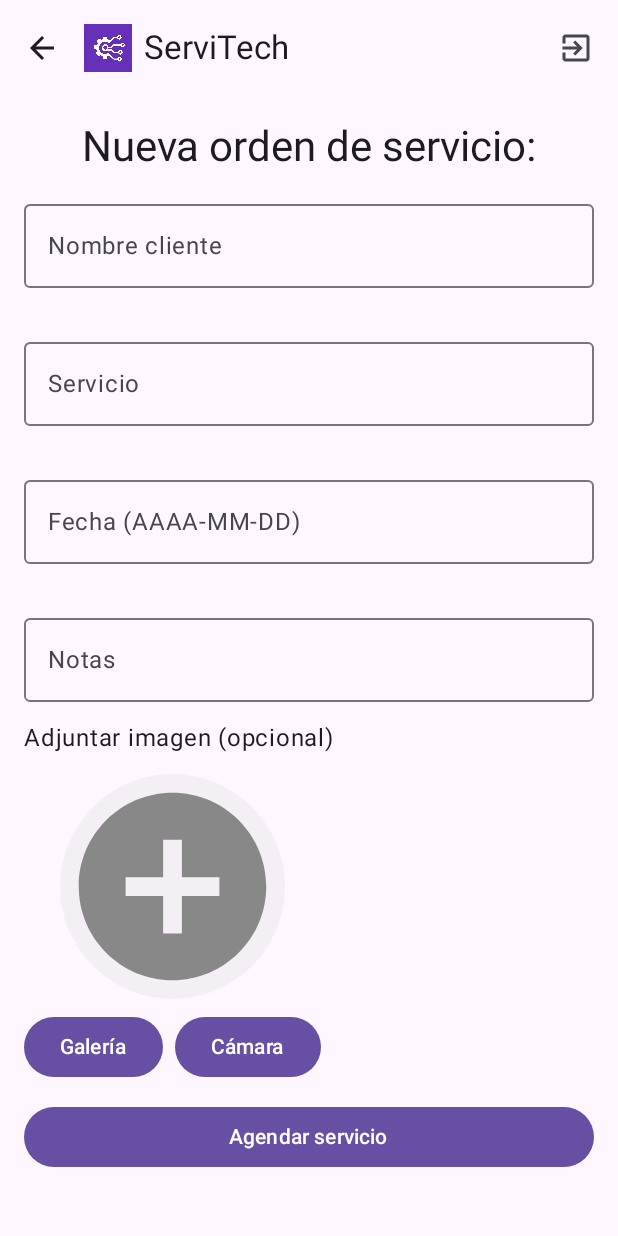
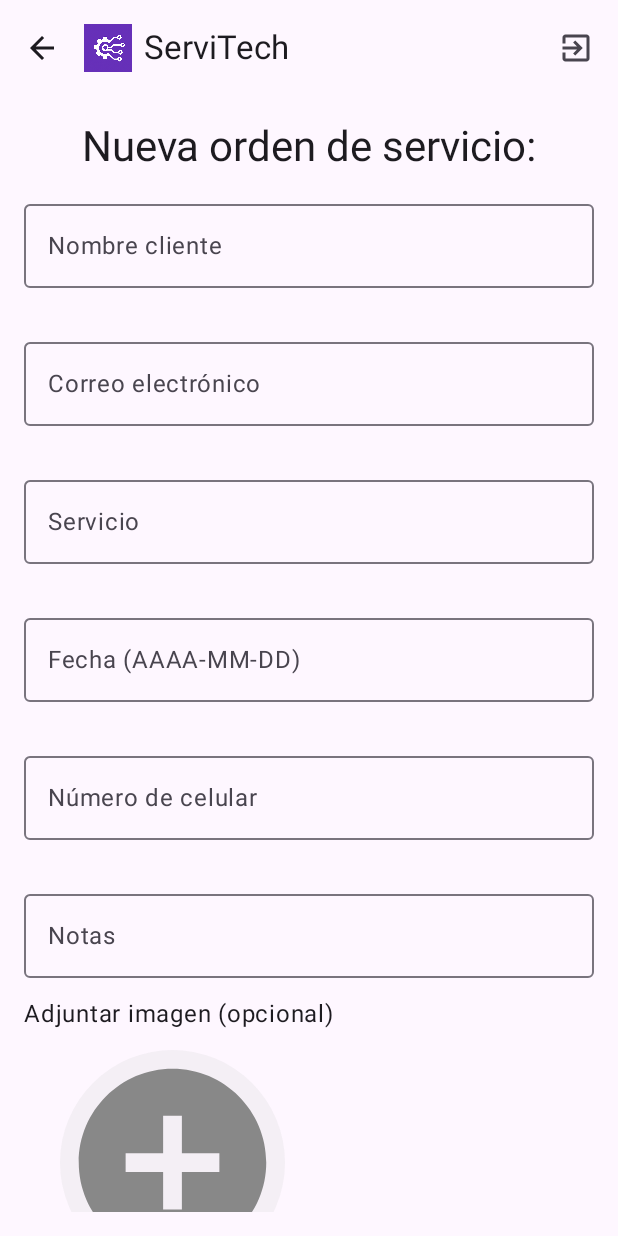
Before and after one commit to Carlospobletep99/Eval2, an Android app built with Jetpack Compose: the MainActivity screen opened directly, with no data from a screen before it, after a tap on "Nueva orden", on a phone screen of 412 x 824 dp. Run offline under Robolectric (Android 15) with nearby library versions, the phone set to English and light mode, and no system bars; our stand-ins replace Room's generated code.

Commit message:
Añadimos nuevos campos de contacto al solicitar orden (telefono, correo),pantalla de nueva orden desplegable, ajustes visuales, otros

```diff
--- a/app/src/main/java/com/example/eval2/model/ServiceOrder.kt
+++ b/app/src/main/java/com/example/eval2/model/ServiceOrder.kt
@@ -8,6 +8,8 @@ data class ServiceOrder(
     @PrimaryKey(autoGenerate = true) val id: Int = 0,
     val clientName: String,
     val serviceId: Int,
+    val correoElectronico: String,
+    val numeroCelular: String,
     val status: String, // PENDIENTE | EN_PROCESO | FINALIZADO
     val scheduleDate: String, // yyyy-MM-dd
     val notes: String,
--- a/app/src/main/java/com/example/eval2/view/components/SmartImage.kt
+++ b/app/src/main/java/com/example/eval2/view/components/SmartImage.kt
@@ -2,6 +2,7 @@
 
 import android.Manifest
 import android.content.Context
+import android.content.Intent
 import android.content.pm.PackageManager
 import android.net.Uri
 import android.os.Environment
@@ -48,7 +49,13 @@
 
     val pickImage = rememberLauncherForActivityResult(
         ActivityResultContracts.GetContent()
-    ) { uri -> onUri(uri?.toString()) }
+    ) { uri ->
+        if (uri != null) {
+            val flags = Intent.FLAG_GRANT_READ_URI_PERMISSION
+            context.contentResolver.takePersistableUriPermission(uri, flags)
+        }
+        onUri(uri?.toString())
+    }
 
     Column(horizontalAlignment = Alignment.CenterHorizontally) {
         if (current != null) {
--- a/app/src/main/java/com/example/eval2/view/screens/OrderFormScreen.kt
+++ b/app/src/main/java/com/example/eval2/view/screens/OrderFormScreen.kt
@@ -1,9 +1,13 @@
 package com.example.eval2.view.screens
 
 import androidx.compose.foundation.layout.*
+import androidx.compose.foundation.rememberScrollState
+import androidx.compose.foundation.text.KeyboardOptions
+import androidx.compose.foundation.verticalScroll
 import androidx.compose.material3.*
 import androidx.compose.runtime.*
 import androidx.compose.ui.Modifier
+import androidx.compose.ui.text.input.KeyboardType
 import androidx.compose.ui.unit.dp
 import com.example.eval2.viewmodel.OrderViewModel
 import com.example.eval2.viewmodel.ServiceViewModel
@@ -23,15 +27,26 @@ fun OrderFormScreen(vm: OrderViewModel, serviceVM: ServiceViewModel, userId: Int
         }
     }
 
-    Column(Modifier.padding(16.dp), verticalArrangement = Arrangement.spacedBy(12.dp)) {
+    Column(
+        Modifier.fillMaxSize().padding(16.dp).verticalScroll(rememberScrollState()),
+        verticalArrangement = Arrangement.spacedBy(12.dp)
+    ) {
 
         Text("Nueva orden de servicio:", style = MaterialTheme.typography.headlineMedium, modifier = Modifier.align(Alignment.CenterHorizontally))
 
         OutlinedTextField(
             value = st.clientName, onValueChange = {},
-            readOnly = true, // Block editing
+            readOnly = true,
             label = { Text("Nombre cliente") }, isError = st.errors.clientName != null,
             supportingText = { st.errors.clientName?.let { Text(it, color = MaterialTheme.colorScheme.error) } },
+            modifier = Modifier.fillMaxWidth()
+        )
+
+        OutlinedTextField(
+            value = st.correoElectronico, onValueChange = {},
+            readOnly = true,
+            label = { Text("Correo electrónico") }, isError = st.errors.correoElectronico != null,
+            supportingText = { st.errors.correoElectronico?.let { Text(it, color = MaterialTheme.colorScheme.error) } },
             modifier = Modifier.fillMaxWidth()
         )
 
@@ -61,12 +76,26 @@ fun OrderFormScreen(vm: OrderViewModel, serviceVM: ServiceViewModel, userId: Int
         )
 
         OutlinedTextField(
+            value = st.numeroCelular,
+            onValueChange = {
+                if (it.all { char -> char.isDigit() }) {
+                    vm.onNumeroCelularChange(it)
+                }
+            },
+            label = { Text("Número de celular") },
+            isError = st.errors.numeroCelular != null,
+            supportingText = { st.errors.numeroCelular?.let { Text(it, color = MaterialTheme.colorScheme.error) } },
+            modifier = Modifier.fillMaxWidth(),
+            keyboardOptions = KeyboardOptions(keyboardType = KeyboardType.Phone)
+        )
+
+        OutlinedTextField(
             value = st.notes, onValueChange = vm::onNotesChange,
             label = { Text("Notas") }, modifier = Modifier.fillMaxWidth()
         )
 
         Text("Adjuntar imagen (opcional)", style = MaterialTheme.typography.bodyLarge)
-        SmartImage(current = st.photoUri, onUri = vm::onPhotoChange)
+        SmartImage(current = st.photoUri, onUri = vm::onPhotoChange, readOnly = false)
 
         Button(onClick = {
             if (vm.validar()) {
```
Also changed, not shown: app/src/main/java/com/example/eval2/LoginActivity.kt (+5 -2 lines), app/src/main/java/com/example/eval2/MainActivity.kt (+6 -1 lines), app/src/main/java/com/example/eval2/view/screens/OrderListScreen.kt (+41 -10 lines), app/src/main/java/com/example/eval2/viewmodel/OrderViewModel.kt (+34 -8 lines), app/src/main/java/com/example/eval2/view/screens/ServiceScreens.kt (added), app/src/main/java/com/example/eval2/viewmodel/OrderUI.kt (added).
